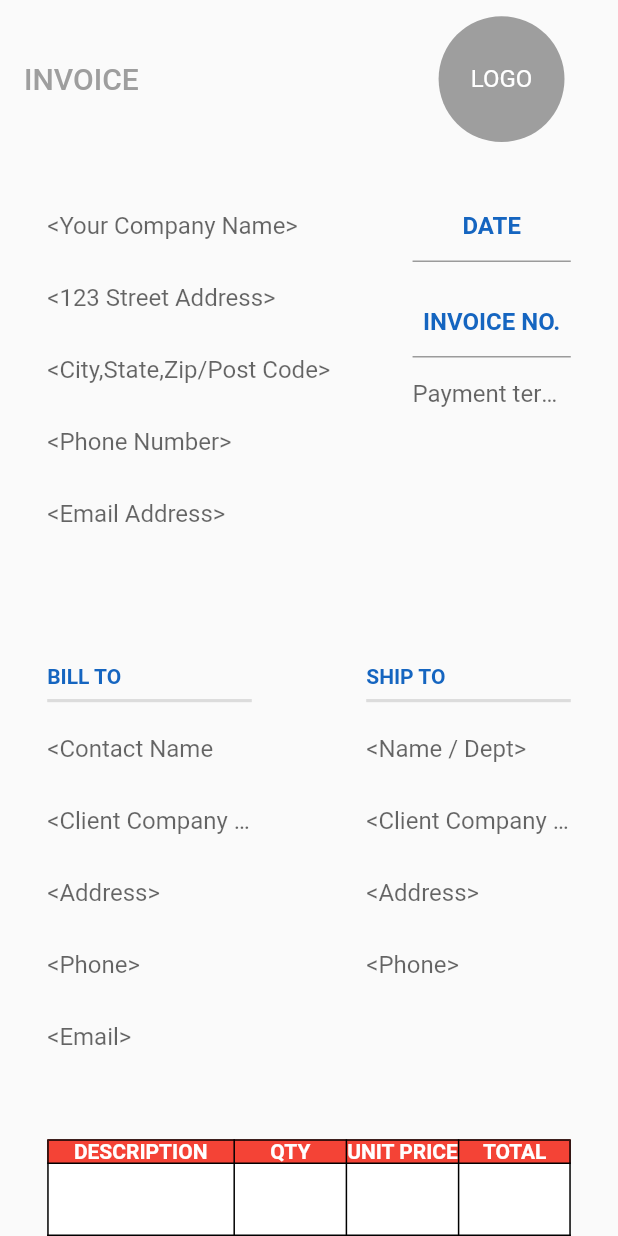
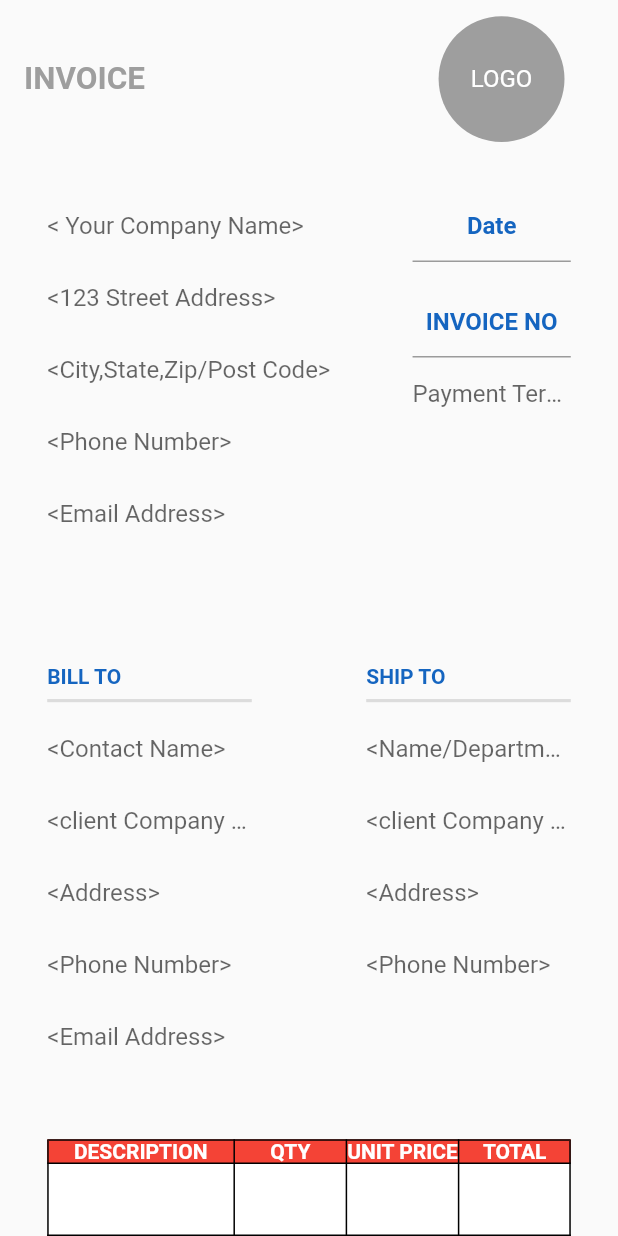
Before and after one commit to anandhupadmakumar/invoice, a Flutter app: the screen it shows after launch, on a phone screen of 412 x 824 dp. Run offline on Flutter 3.47's test engine with Material 2 defaults, Android fonts, the phone set to English and light mode, and no system bars; our stand-ins replace flutter_screenutil; generated files the repository leaves out were written again.

Commit message:
Localization added

```diff
--- /dev/null
+++ b/l10n.yaml
@@ -0,0 +1,3 @@
+arb-dir: lib/model/l10n
+template-arb-file: app_en.arb
+output-localization-file: app_localizations.dart
--- a/lib/main.dart
+++ b/lib/main.dart
@@ -1,7 +1,11 @@
 import 'package:flutter/material.dart';
+import 'package:flutter_localizations/flutter_localizations.dart';
 import 'package:flutter_screenutil/flutter_screenutil.dart';
 
+import 'model/l10n/l10n.dart';
 import 'view/home/invoice_home_screen.dart';
+import 'package:flutter_gen/gen_l10n/app_localizations.dart';
+
 
 void main() {
   runApp(const MyApp());
@@ -23,6 +27,14 @@ class MyApp extends StatelessWidget {
         theme: ThemeData(
           primarySwatch: Colors.blue,
         ),
+        supportedLocales: L10n.all,
+        localizationsDelegates:const  [
+          AppLocalizations.delegate,
+          GlobalMaterialLocalizations.delegate,
+          GlobalCupertinoLocalizations.delegate,
+          GlobalWidgetsLocalizations.delegate,
+
+        ],
         home: child,
         debugShowCheckedModeBanner: false,
       );
--- /dev/null
+++ b/lib/model/l10n/l10n.dart
@@ -0,0 +1,13 @@
+
+
+import 'package:flutter/material.dart';
+
+class L10n {
+  static final all = [
+
+    const Locale('en'),
+    const Locale('hi'),
+    const Locale('ta'),
+
+  ];
+}
--- a/lib/view/home/invoice_home_screen.dart
+++ b/lib/view/home/invoice_home_screen.dart
@@ -1,8 +1,7 @@
-
-
 import 'package:flutter/material.dart';
 import 'package:flutter_screenutil/flutter_screenutil.dart';
 import 'package:invoice/core/constants/constants.dart';
+import 'package:flutter_gen/gen_l10n/app_localizations.dart';
 
 import 'widgets/bill_and_ship_widget.dart';
 import 'widgets/invoice_table_widget.dart';
@@ -17,9 +16,10 @@ class InvoiceHomeScreen extends StatelessWidget {
     return Scaffold(
       appBar: AppBar(
         toolbarHeight: appBarHeight,
-        title: const Text(
+        title: Text(
           'INVOICE',
-          style: TextStyle(color: Colors.grey),
+          style: TextStyle(
+              color: Colors.grey, fontSize: 20.sp, fontWeight: FontWeight.bold),
         ),
         actions: [
           CircleAvatar(
@@ -49,22 +49,23 @@ class InvoiceHomeScreen extends StatelessWidget {
                   height: 300.h,
                   width: 200.h,
                   child: Column(
-                    children: const [
+                    children: [
                       InvoiceTextField(
-                        hintText: '<Your Company Name>',
+                        hintText: '< ${AppLocalizations.of(context)!.company}>',
                       ),
                       InvoiceTextField(
-                        hintText: '<123 Street Address>',
+                        hintText: '<${AppLocalizations.of(context)!.street}>',
                       ),
                       InvoiceTextField(
-                        hintText: '<City,State,Zip/Post Code>',
+                        hintText: '<${AppLocalizations.of(context)!.postcode}>',
                       ),
                       InvoiceTextField(
-                        hintText: '<Phone Number>',
+                        hintText:
+                            '<${AppLocalizations.of(context)!.phonenumber}>',
                         inputType: TextInputType.phone,
                       ),
                       InvoiceTextField(
-                          hintText: '<Email Address>',
+                          hintText: '<${AppLocalizations.of(context)!.email}>',
                           inputType: TextInputType.emailAddress),
                     ],
                   ),
@@ -77,7 +78,7 @@ class InvoiceHomeScreen extends StatelessWidget {
                       TextField(
                         textAlign: TextAlign.center,
                         decoration: InputDecoration(
-                          hintText: 'DATE',
+                          hintText: AppLocalizations.of(context)!.date,
                           hintStyle: TextStyle(
                               color: Colors.blue[800],
                               fontWeight: FontWeight.bold),
@@ -87,13 +88,14 @@ class InvoiceHomeScreen extends StatelessWidget {
                       TextField(
                         textAlign: TextAlign.center,
                         decoration: InputDecoration(
-                          hintText: 'INVOICE NO.',
+                          hintText: AppLocalizations.of(context)!.invoiceno,
                           hintStyle: TextStyle(
                               color: Colors.blue[800],
                               fontWeight: FontWeight.bold),
                         ),
                       ),
-                      const InvoiceTextField(hintText: 'Payment terms')
+                      InvoiceTextField(
+                          hintText: AppLocalizations.of(context)!.payment)
                     ],
                   ),
                 )
@@ -105,20 +107,20 @@ class InvoiceHomeScreen extends StatelessWidget {
                 BillAndShipWidget(
                   title: 'BILL TO',
                   textFieldWidgets: textfieldBillToColumnWidget([
-                    '<Contact Name',
-                    '<Client Company Name>',
-                    '<Address>',
-                    '<Phone>',
-                    '<Email>'
+                    '<${AppLocalizations.of(context)!.contactname}>',
+                    '<${AppLocalizations.of(context)!.client}>',
+                    '<${AppLocalizations.of(context)!.address}>',
+                    '<${AppLocalizations.of(context)!.phonenumber}>',
+                    '<${AppLocalizations.of(context)!.email}>'
                   ]),
                 ),
                 BillAndShipWidget(
                   title: 'SHIP TO',
                   textFieldWidgets: textfieldShipToColumnWidget([
-                    '<Name / Dept>',
-                    '<Client Company Name>',
-                    '<Address>',
-                    '<Phone>'
+                    '<${AppLocalizations.of(context)!.department}>',
+                    '<${AppLocalizations.of(context)!.client}>',
+                    '<${AppLocalizations.of(context)!.address}>',
+                    '<${AppLocalizations.of(context)!.phonenumber}>'
                   ]),
                 ),
               ],
@@ -157,7 +159,8 @@ class InvoiceHomeScreen extends StatelessWidget {
                           child: const Text(
                             'SHIPPING/HANDLING',
                             style: TextStyle(overflow: TextOverflow.ellipsis),
-                            ),),
+                          ),
+                        ),
                       ],
                     ),
                     SizedBox(
@@ -181,9 +184,7 @@ class InvoiceHomeScreen extends StatelessWidget {
                   ],
                 ),
                 Row(
-                  children: [
-                    divThick5
-                  ],
+                  children: [divThick5],
                 ),
               ],
             ),
```
Also changed, not shown: lib/model/l10n/app_en.arb (added, +59 -0 lines), lib/model/l10n/app_hi.arb (added, +17 -0 lines), lib/model/l10n/app_ta.arb (added, +16 -0 lines), pubspec.yaml (+4 -7 lines), pubspec.lock. Lines whose indentation alone changed are shown as unchanged.
